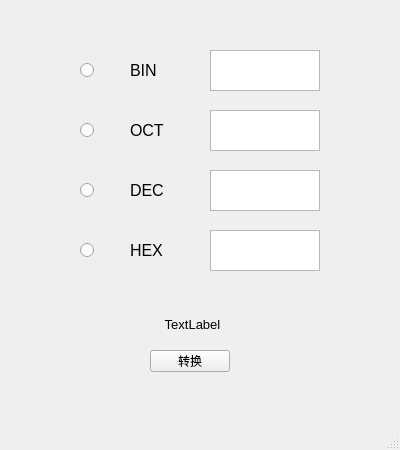
First picture: the form in A5/A5_project/mainwindow.ui, repository Fater20/NJUPT_SoftwareDesign, before the edit.
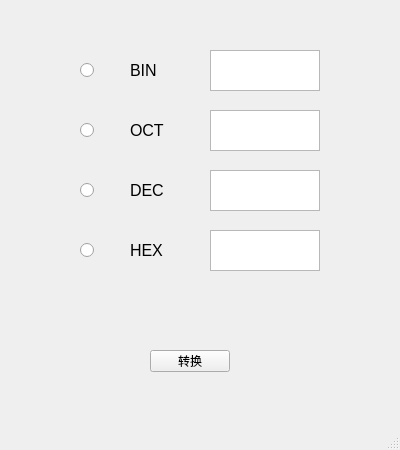
Second picture: the form after the edit.

Patch:
```diff
--- a/A5/A5_project/mainwindow.ui
+++ b/A5/A5_project/mainwindow.ui
@@ -218,7 +218,7 @@
      </font>
     </property>
     <property name="text">
-     <string>TextLabel</string>
+     <string/>
     </property>
     <property name="alignment">
      <set>Qt::AlignCenter</set>
```
Left out of the diff: 22 changed lines with no effect on the pictures.
